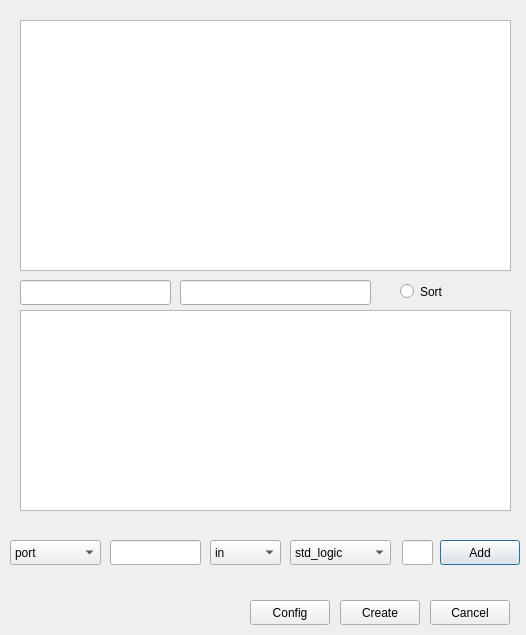
This is src/UI/UIs/File_generator_UI.ui in DRubioG/HDLHelper as Qt 5 draws it before an edit. The edited form follows.
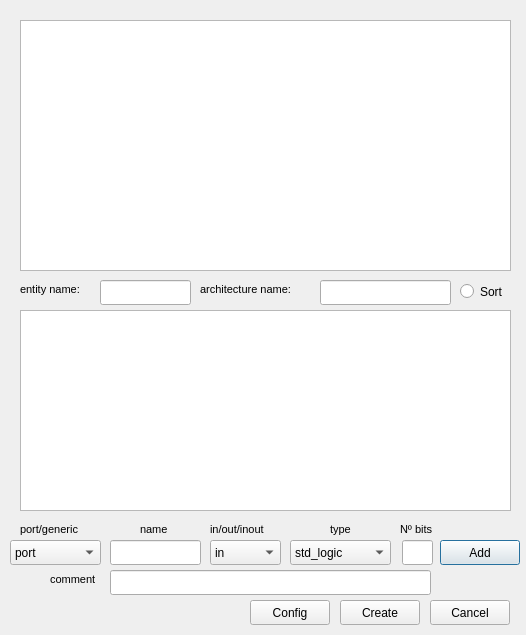
This is the edited form.

Diff of the .ui file:
```diff
--- a/src/UI/UIs/File_generator_UI.ui
+++ b/src/UI/UIs/File_generator_UI.ui
@@ -169,9 +169,9 @@
   <widget class="QLineEdit" name="lineEdit_entity">
    <property name="geometry">
     <rect>
-     <x>20</x>
+     <x>100</x>
      <y>280</y>
-     <width>151</width>
+     <width>91</width>
      <height>25</height>
     </rect>
    </property>
@@ -182,22 +182,25 @@
   <widget class="QLineEdit" name="lineEdit_architecture">
    <property name="geometry">
     <rect>
-     <x>180</x>
+     <x>320</x>
      <y>280</y>
-     <width>191</width>
+     <width>131</width>
      <height>25</height>
     </rect>
    </property>
    <property name="text">
     <string/>
    </property>
+   <property name="readOnly">
+    <bool>true</bool>
+   </property>
   </widget>
   <widget class="QRadioButton" name="radioButton_sort">
    <property name="geometry">
     <rect>
-     <x>400</x>
+     <x>460</x>
      <y>280</y>
-     <width>101</width>
+     <width>61</width>
      <height>23</height>
     </rect>
    </property>
@@ -240,6 +243,163 @@
     </rect>
    </property>
   </widget>
+  <widget class="QLabel" name="label">
+   <property name="geometry">
+    <rect>
+     <x>20</x>
+     <y>520</y>
+     <width>71</width>
+     <height>19</height>
+    </rect>
+   </property>
+   <property name="font">
+    <font>
+     <pointsize>8</pointsize>
+    </font>
+   </property>
+   <property name="text">
+    <string>port/generic</string>
+   </property>
+  </widget>
+  <widget class="QLabel" name="label_2">
+   <property name="geometry">
+    <rect>
+     <x>140</x>
+     <y>520</y>
+     <width>41</width>
+     <height>19</height>
+    </rect>
+   </property>
+   <property name="font">
+    <font>
+     <pointsize>8</pointsize>
+    </font>
+   </property>
+   <property name="text">
+    <string>name</string>
+   </property>
+  </widget>
+  <widget class="QLabel" name="label_inout">
+   <property name="geometry">
+    <rect>
+     <x>210</x>
+     <y>520</y>
+     <width>71</width>
+     <height>19</height>
+    </rect>
+   </property>
+   <property name="font">
+    <font>
+     <pointsize>8</pointsize>
+    </font>
+   </property>
+   <property name="text">
+    <string>in/out/inout</string>
+   </property>
+  </widget>
+  <widget class="QLabel" name="label_4">
+   <property name="geometry">
+    <rect>
+     <x>330</x>
+     <y>520</y>
+     <width>71</width>
+     <height>19</height>
+    </rect>
+   </property>
+   <property name="font">
+    <font>
+     <pointsize>8</pointsize>
+    </font>
+   </property>
+   <property name="text">
+    <string>type</string>
+   </property>
+  </widget>
+  <widget class="QLabel" name="label_5">
+   <property name="geometry">
+    <rect>
+     <x>400</x>
+     <y>520</y>
+     <width>71</width>
+     <height>19</height>
+    </rect>
+   </property>
+   <property name="font">
+    <font>
+     <pointsize>8</pointsize>
+    </font>
+   </property>
+   <property name="text">
+    <string>Nº bits</string>
+   </property>
+  </widget>
+  <widget class="QLineEdit" name="lineEdit_comment">
+   <property name="geometry">
+    <rect>
+     <x>110</x>
+     <y>570</y>
+     <width>321</width>
+     <height>25</height>
+    </rect>
+   </property>
+   <property name="text">
+    <string/>
+   </property>
+  </widget>
+  <widget class="QLabel" name="label_3">
+   <property name="geometry">
+    <rect>
+     <x>50</x>
+     <y>570</y>
+     <width>61</width>
+     <height>19</height>
+    </rect>
+   </property>
+   <property name="font">
+    <font>
+     <pointsize>8</pointsize>
+    </font>
+   </property>
+   <property name="text">
+    <string>comment</string>
+   </property>
+  </widget>
+  <widget class="QLabel" name="label_6">
+   <property name="geometry">
+    <rect>
+     <x>20</x>
+     <y>280</y>
+     <width>81</width>
+     <height>19</height>
+    </rect>
+   </property>
+   <property name="font">
+    <font>
+     <pointsize>8</pointsize>
+    </font>
+   </property>
+   <property name="text">
+    <string>entity name:</string>
+   </property>
+  </widget>
+  <widget class="QLabel" name="label_7">
+   <property name="geometry">
+    <rect>
+     <x>200</x>
+     <y>280</y>
+     <width>111</width>
+     <height>19</height>
+    </rect>
+   </property>
+   <property name="font">
+    <font>
+     <pointsize>8</pointsize>
+    </font>
+   </property>
+   <property name="text">
+    <string>architecture name:</string>
+   </property>
+  </widget>
   <zorder>tableWidget_content</zorder>
   <zorder>textEdit_text</zorder>
   <zorder>comboBox_port_generic</zorder>
```
Left out of the diff: 13 changed lines with no effect on the pictures.
